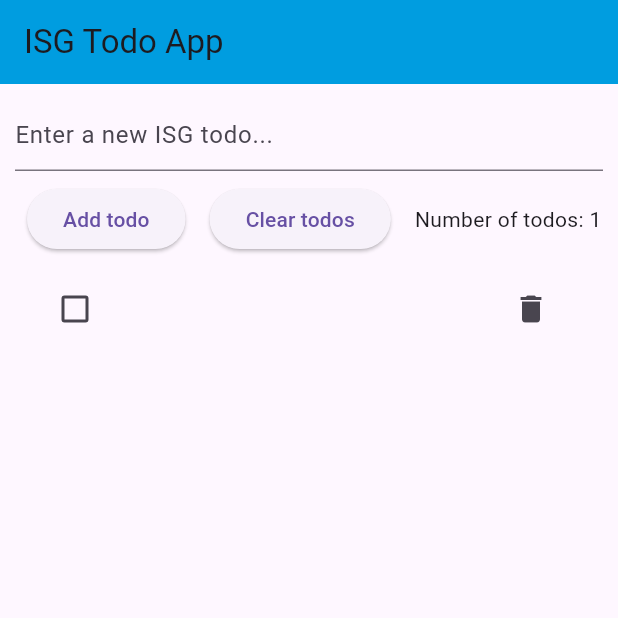
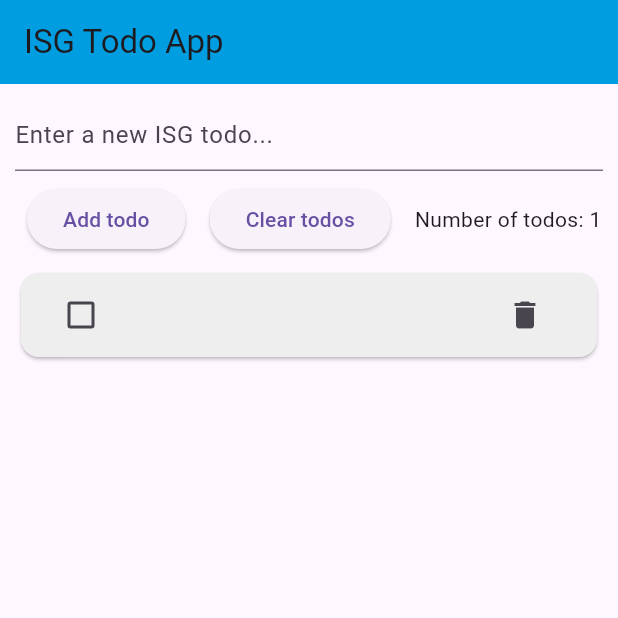
Before and after one commit to HuyLeDac/Checkbox_ISG, a Flutter app: the screen it shows after launch, after a tap on "Add todo", on a phone screen of 412 x 824 dp, the top half of it. Run offline on Flutter 3.47's test engine with Material 3 defaults, Android fonts, the phone set to English and light mode, and no system bars; missing offline and left inert: dart:js_util.

Commit message:
Modified code for better overview

```diff
--- a/lib/main.dart
+++ b/lib/main.dart
@@ -55,6 +55,47 @@ class _TodoAppState extends State<TodoApp> {
     });
   }
 
+  //Build the add todo button
+  Padding buildAddTodoButton() {
+    return Padding(
+      padding: const EdgeInsets.all(8.0),
+      child: ElevatedButton(
+        onPressed: () => addTodo(controller.text),
+        child: const Tooltip(
+          message: 'Write down your todo and click here to add it to the list.',
+          child: Text('Add todo'),
+        ),
+      ),
+    );
+  }
+
+  //Build the clear todos button
+  Padding buildClearTodosButton() {
+    return Padding(
+      padding: const EdgeInsets.all(8.0),
+      child: ElevatedButton(
+        onPressed: () {
+          setState(() {
+            todos.clear();
+          });
+        },
+        child: const Tooltip(
+          message: 'Click here to clear the list of todos.',
+          child: Text('Clear todos'),
+        ),
+      ),
+    );
+  }
+
+  //Build the counter text
+  Padding buildCounterText(int length) {
+    return Padding(
+      padding: const EdgeInsets.all(8.0),
+      child: Text('Number of todos: $length'),
+    );
+  }
+
+
   @override
   Widget build(BuildContext context) {
     return Scaffold(
@@ -81,41 +122,13 @@ class _TodoAppState extends State<TodoApp> {
 
             //Row to add a new todo and clear the list of todos
             Row(
+              children: [
                 //Button to add a new todo
-              children: [
-                Padding(
-                  padding: const EdgeInsets.all(8.0),
-                  child: ElevatedButton(
-                    // When the button is pressed, addTodo function is called
-                    onPressed: () => addTodo(controller.text),
-                    child: const Tooltip(
-                      message: 'Write down your todo and click here to add it to the list.',
-                      child: Text('Add todo'),
-                    ),
-                  ),
-                ),
-
+                buildAddTodoButton(),
                 //Button to clear the list of todos
-                Padding(
-                  padding: const EdgeInsets.all(8.0),
-                  child: ElevatedButton(
-                    onPressed: () {
-                      setState(() {
-                        todos.clear();
-                      });
-                    },
-                    child: const Tooltip(
-                      message: 'Click here to clear the list of todos.',
-                      child: Text('Clear todos'),
-                    ),
-                  ),
-                ),
-
+                buildClearTodosButton(),
                 //Text to display the number of todos
-                Padding(
-                  padding: const EdgeInsets.all(8.0),
-                  child: Text('Number of todos: ${todos.length}'),
-                ),
+                buildCounterText(todos.length),
               ],
             ),
 
@@ -126,25 +139,22 @@ class _TodoAppState extends State<TodoApp> {
                 itemCount: todos.length,
                 itemBuilder: (context, index) {
                   //Each todo is displayed as a ListTile
-                  return ListTile(
+                  return Card( // Wrap ListTile with a Card
+                    color: Colors.grey[200], // Set the color of the card
+                    child: ListTile(
                       title: Text(todos[index]['title']),
-
-                    //Checkbox to mark the todo as done
                       leading: Checkbox(
                         value: todos[index]['isChecked'],
                         onChanged: (bool? value) {
                           setState(() {
-                          // update the value of checkbox
                             todos[index]['isChecked'] = value!;
-
                           });
                         },
                       ),
-
-                    //Delete button to remove the todo
                       trailing: IconButton(
                         icon: const Icon(Icons.delete),
                         onPressed: () => removeTodo(index),
+                      ),
                     ),
                   );
                 },
```
Lines whose indentation alone changed are shown as unchanged.
